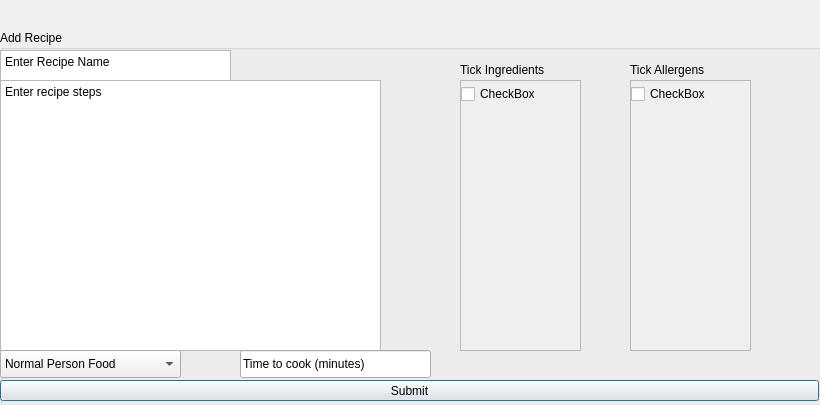
Before: the Qt Designer form createrecipewindow.ui in MarkHarrison03/RecipeApp, drawn with Qt 5.
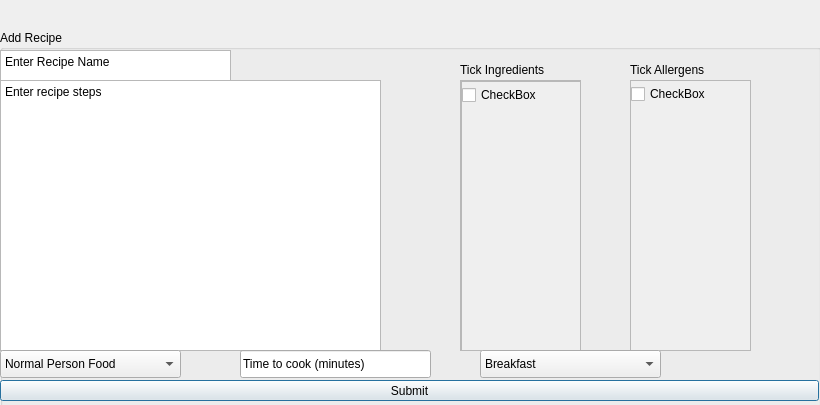
After: the same form once the commit is applied.

```diff
--- a/createrecipewindow.ui
+++ b/createrecipewindow.ui
@@ -136,6 +136,42 @@
           <string>CheckBox</string>
          </property>
         </widget>
+        <widget class="QScrollArea" name="scrollArea_3">
+         <property name="geometry">
+          <rect>
+           <x>0</x>
+           <y>0</y>
+           <width>121</width>
+           <height>271</height>
+          </rect>
+         </property>
+         <property name="widgetResizable">
+          <bool>true</bool>
+         </property>
+         <widget class="QWidget" name="scrollAreaWidgetContents_3">
+          <property name="geometry">
+           <rect>
+            <x>0</x>
+            <y>0</y>
+            <width>119</width>
+            <height>269</height>
+           </rect>
+          </property>
+          <widget class="QCheckBox" name="checkBox_3">
+           <property name="geometry">
+            <rect>
+             <x>0</x>
+             <y>0</y>
+             <width>93</width>
+             <height>26</height>
+            </rect>
+           </property>
+           <property name="text">
+            <string>CheckBox</string>
+           </property>
+          </widget>
+         </widget>
+        </widget>
        </widget>
       </widget>
       <widget class="QLabel" name="label">
@@ -226,6 +262,41 @@
         <string>Tick Allergens</string>
        </property>
       </widget>
+      <widget class="QComboBox" name="Category">
+       <property name="geometry">
+        <rect>
+         <x>480</x>
+         <y>320</y>
+         <width>181</width>
+         <height>28</height>
+        </rect>
+       </property>
+       <item>
+        <property name="text">
+         <string>Breakfast</string>
+        </property>
+       </item>
+       <item>
+        <property name="text">
+         <string>Lunch</string>
+        </property>
+       </item>
+       <item>
+        <property name="text">
+         <string>Dinner</string>
+        </property>
+       </item>
+       <item>
+        <property name="text">
+         <string>Snack</string>
+        </property>
+       </item>
+       <item>
+        <property name="text">
+         <string>Dessert</string>
+        </property>
+       </item>
+      </widget>
      </widget>
     </item>
    </layout>
```
